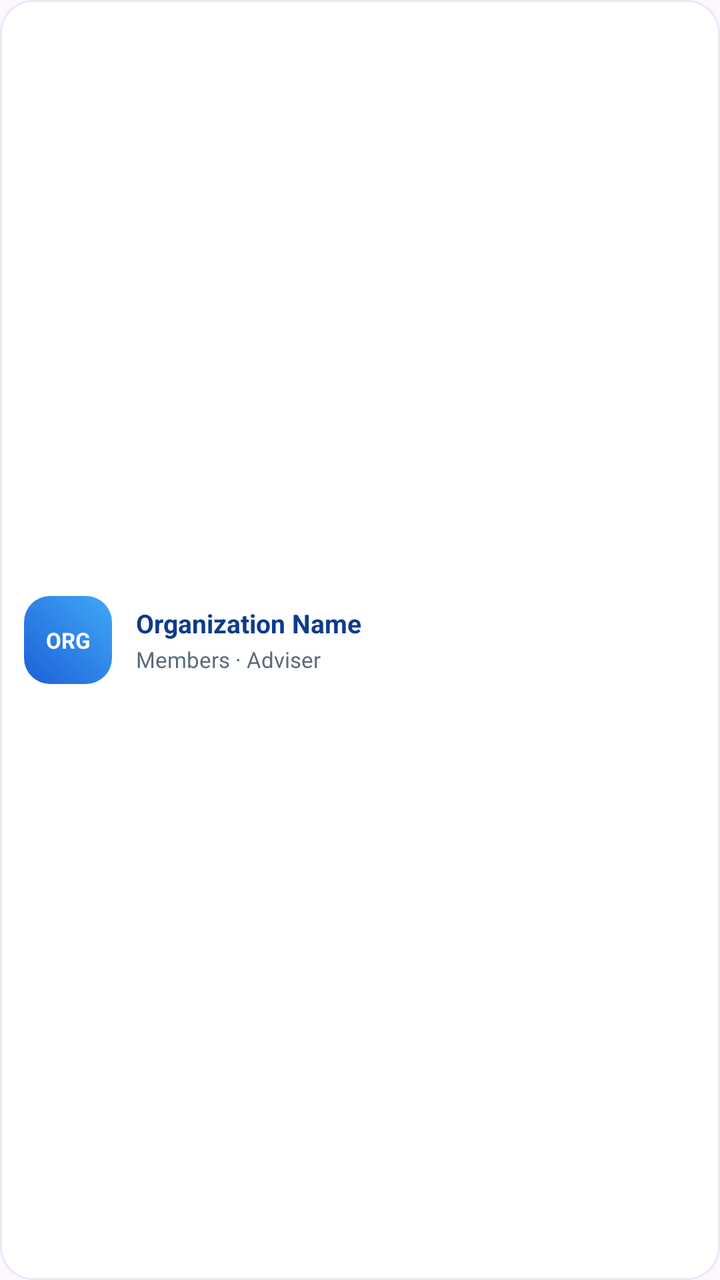
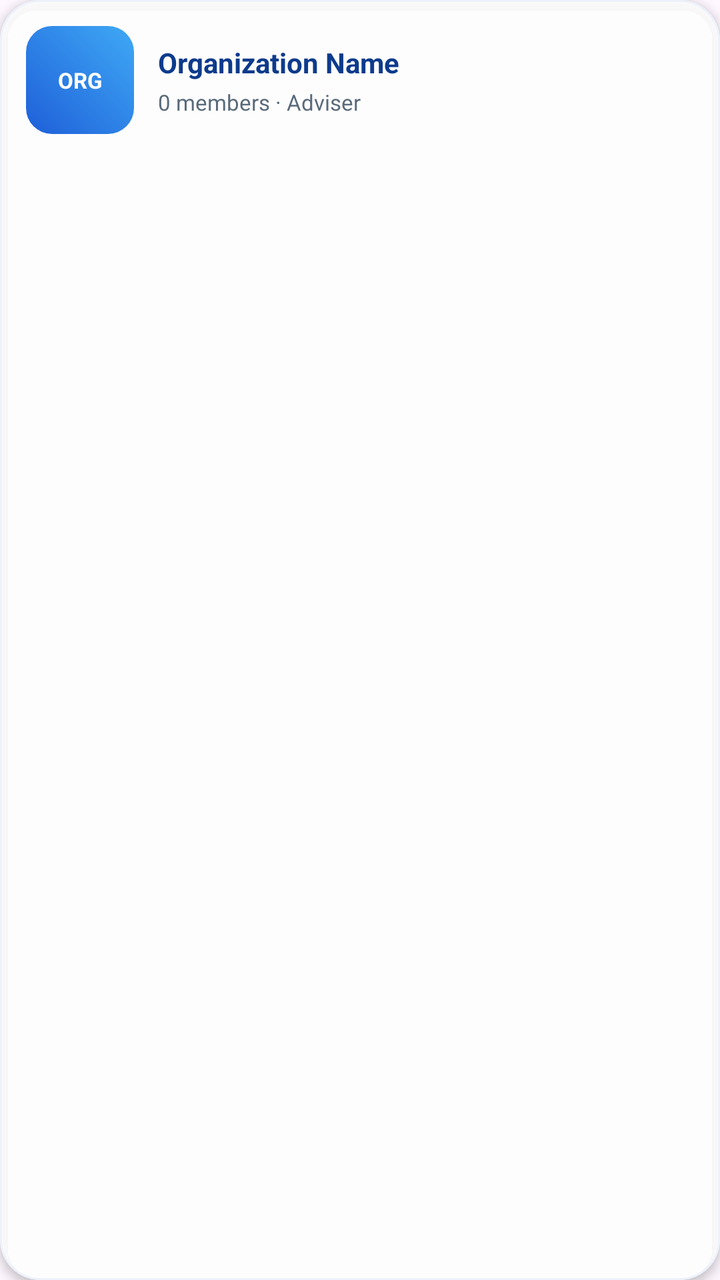

An Android layout rendered at two revisions. The XML below is the earlier revision; the diff shows what the commit changed to produce the second picture.
<!-- AndroidManifest.xml: application theme Theme.KAYARA -->
<!-- res/layout/item_organization.xml -->
<?xml version="1.0" encoding="utf-8"?>
<LinearLayout xmlns:android="http://schemas.android.com/apk/res/android"
    android:layout_width="match_parent"
    android:layout_height="wrap_content"
    android:orientation="horizontal"
    android:gravity="center_vertical"
    android:background="@drawable/bg_card"
    android:padding="12dp"
    android:layout_marginBottom="10dp"
    android:clickable="true"
    android:focusable="true">

    <TextView
        android:id="@+id/tvOrgAvatar"
        android:layout_width="44dp"
        android:layout_height="44dp"
        android:background="@drawable/bg_avatar_circle"
        android:gravity="center"
        android:text="ORG"
        android:textColor="@color/white"
        android:textSize="11sp"
        android:textStyle="bold" />

    <LinearLayout
        android:layout_width="0dp"
        android:layout_height="wrap_content"
        android:layout_weight="1"
        android:layout_marginStart="12dp"
        android:orientation="vertical">

        <TextView
            android:id="@+id/tvOrgName"
            android:layout_width="match_parent"
            android:layout_height="wrap_content"
            android:text="Organization Name"
            android:textColor="@color/dark_blue"
            android:textSize="13sp"
            android:textStyle="bold"
            android:maxLines="1"
            android:ellipsize="end" />

        <TextView
            android:id="@+id/tvOrgMeta"
            android:layout_width="match_parent"
            android:layout_height="wrap_content"
            android:layout_marginTop="2dp"
            android:text="Members · Adviser"
            android:textColor="@color/text_gray"
            android:textSize="11sp"
            android:maxLines="1"
            android:ellipsize="end" />
    </LinearLayout>

    <TextView
        android:id="@+id/tvOrgBadge"
        android:layout_width="wrap_content"
        android:layout_height="wrap_content"
        android:paddingHorizontal="8dp"
        android:paddingVertical="4dp"
        android:textSize="9sp"
        android:textStyle="bold"
        android:visibility="gone" />

</LinearLayout>
<!-- resources referenced by this layout -->
<resources>
  <color name="dark_blue">#0D3B8C</color>
  <color name="text_gray">#5A6B7B</color>
  <color name="white">#FFFFFF</color>
  <!-- drawable bg_avatar_circle (drawable) -->
  <?xml version="1.0" encoding="utf-8"?>
  <shape xmlns:android="http://schemas.android.com/apk/res/android"
      android:shape="rectangle">
      <corners android:radius="13dp" />
      <gradient android:startColor="@color/mid_blue" android:endColor="@color/sky_accent" android:angle="45" />
  </shape>
  <!-- drawable bg_card (drawable) -->
  <?xml version="1.0" encoding="utf-8"?>
  <shape xmlns:android="http://schemas.android.com/apk/res/android"
      android:shape="rectangle">
      <corners android:radius="16dp" />
      <solid android:color="@color/white" />
      <stroke android:width="1dp" android:color="@color/card_border" />
  </shape>
  <style name="Theme.KAYARA" parent="Base.Theme.KAYARA" />
  <color name="mid_blue">#1E5FD9</color>
  <color name="sky_accent">#3FA9F5</color>
  <color name="card_border">#E4EAF4</color>
  <style name="Base.Theme.KAYARA" parent="Theme.Material3.DayNight.NoActionBar">
          
          
      </style>
</resources>

<!-- the commit's change to res/layout/item_organization.xml (unified diff, before → after) -->
@@ -1,64 +1,13 @@
-<?xml version="1.0" encoding="utf-8"?>
-<LinearLayout xmlns:android="http://schemas.android.com/apk/res/android"
-    android:layout_width="match_parent"
-    android:layout_height="wrap_content"
-    android:orientation="horizontal"
-    android:gravity="center_vertical"
-    android:background="@drawable/bg_card"
-    android:padding="12dp"
-    android:layout_marginBottom="10dp"
-    android:clickable="true"
-    android:focusable="true">
-
-    <TextView
-        android:id="@+id/tvOrgAvatar"
-        android:layout_width="44dp"
-        android:layout_height="44dp"
-        android:background="@drawable/bg_avatar_circle"
-        android:gravity="center"
-        android:text="ORG"
-        android:textColor="@color/white"
-        android:textSize="11sp"
-        android:textStyle="bold" />
-
-    <LinearLayout
-        android:layout_width="0dp"
-        android:layout_height="wrap_content"
-        android:layout_weight="1"
-        android:layout_marginStart="12dp"
-        android:orientation="vertical">
-
-        <TextView
-            android:id="@+id/tvOrgName"
-            android:layout_width="match_parent"
-            android:layout_height="wrap_content"
-            android:text="Organization Name"
-            android:textColor="@color/dark_blue"
-            android:textSize="13sp"
-            android:textStyle="bold"
-            android:maxLines="1"
-            android:ellipsize="end" />
-
-        <TextView
-            android:id="@+id/tvOrgMeta"
-            android:layout_width="match_parent"
-            android:layout_height="wrap_content"
-            android:layout_marginTop="2dp"
-            android:text="Members · Adviser"
-            android:textColor="@color/text_gray"
-            android:textSize="11sp"
-            android:maxLines="1"
-            android:ellipsize="end" />
+<com.google.android.material.card.MaterialCardView xmlns:android="http://schemas.android.com/apk/res/android" xmlns:app="http://schemas.android.com/apk/res-auto" android:layout_width="match_parent" android:layout_height="wrap_content" android:layout_marginBottom="11dp" android:clickable="true" android:focusable="true" app:cardBackgroundColor="#DFFFFFFF" app:cardCornerRadius="20dp" app:cardElevation="3dp" app:strokeColor="#ECF2FB" app:strokeWidth="1dp">
+    <LinearLayout android:layout_width="match_parent" android:layout_height="wrap_content" android:gravity="center_vertical" android:orientation="horizontal" android:padding="13dp">
+        <FrameLayout android:layout_width="54dp" android:layout_height="54dp">
+            <com.google.android.material.imageview.ShapeableImageView android:id="@+id/ivOrgAvatar" android:layout_width="54dp" android:layout_height="54dp" android:scaleType="centerCrop" android:visibility="gone" app:shapeAppearanceOverlay="@style/CircleImageView"/>
+            <TextView android:id="@+id/tvOrgAvatar" android:layout_width="54dp" android:layout_height="54dp" android:background="@drawable/bg_avatar_circle" android:gravity="center" android:text="ORG" android:textColor="@color/white" android:textSize="11sp" android:textStyle="bold"/>
+        </FrameLayout>
+        <LinearLayout android:layout_width="0dp" android:layout_height="wrap_content" android:layout_marginStart="12dp" android:layout_weight="1" android:orientation="vertical">
+            <TextView android:id="@+id/tvOrgName" android:layout_width="match_parent" android:layout_height="wrap_content" android:ellipsize="end" android:maxLines="1" android:text="Organization Name" android:textColor="@color/dark_blue" android:textSize="14sp" android:textStyle="bold"/>
+            <TextView android:id="@+id/tvOrgMeta" android:layout_width="match_parent" android:layout_height="wrap_content" android:layout_marginTop="3dp" android:ellipsize="end" android:maxLines="1" android:text="0 members · Adviser" android:textColor="@color/text_gray" android:textSize="11sp"/>
+        </LinearLayout>
+        <TextView android:id="@+id/tvOrgBadge" android:layout_width="wrap_content" android:layout_height="wrap_content" android:paddingHorizontal="8dp" android:paddingVertical="4dp" android:textSize="9sp" android:textStyle="bold" android:visibility="gone"/>
     </LinearLayout>
-
-    <TextView
-        android:id="@+id/tvOrgBadge"
-        android:layout_width="wrap_content"
-        android:layout_height="wrap_content"
-        android:paddingHorizontal="8dp"
-        android:paddingVertical="4dp"
-        android:textSize="9sp"
-        android:textStyle="bold"
-        android:visibility="gone" />
-
-</LinearLayout>
+</com.google.android.material.card.MaterialCardView>
<!-- resource entries referenced after the edit -->
@@ -10,18 +10,13 @@
       <corners android:radius="13dp" />
       <gradient android:startColor="@color/mid_blue" android:endColor="@color/sky_accent" android:angle="45" />
   </shape>
-  <!-- drawable bg_card (drawable) -->
-  <?xml version="1.0" encoding="utf-8"?>
-  <shape xmlns:android="http://schemas.android.com/apk/res/android"
-      android:shape="rectangle">
-      <corners android:radius="16dp" />
-      <solid android:color="@color/white" />
-      <stroke android:width="1dp" android:color="@color/card_border" />
-  </shape>
+  <style name="CircleImageView" parent="">
+          <item name="cornerFamily">rounded</item>
+          <item name="cornerSize">50%</item>
+      </style>
   <style name="Theme.KAYARA" parent="Base.Theme.KAYARA" />
   <color name="mid_blue">#1E5FD9</color>
   <color name="sky_accent">#3FA9F5</color>
-  <color name="card_border">#E4EAF4</color>
   <style name="Base.Theme.KAYARA" parent="Theme.Material3.DayNight.NoActionBar">
           
           
